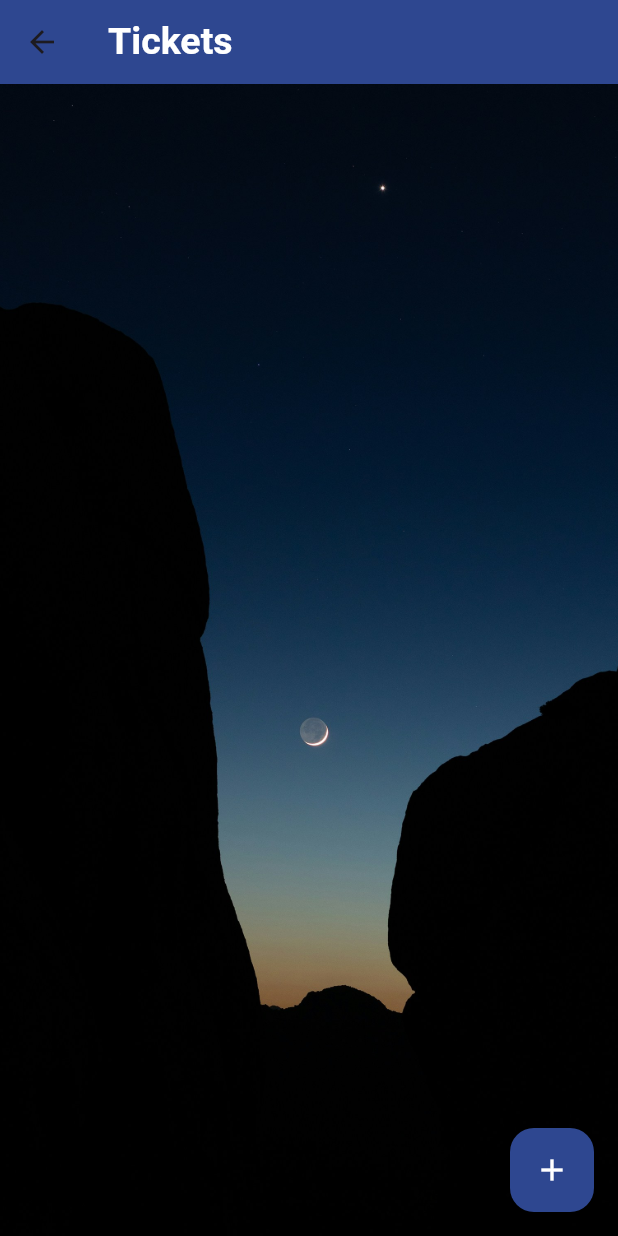
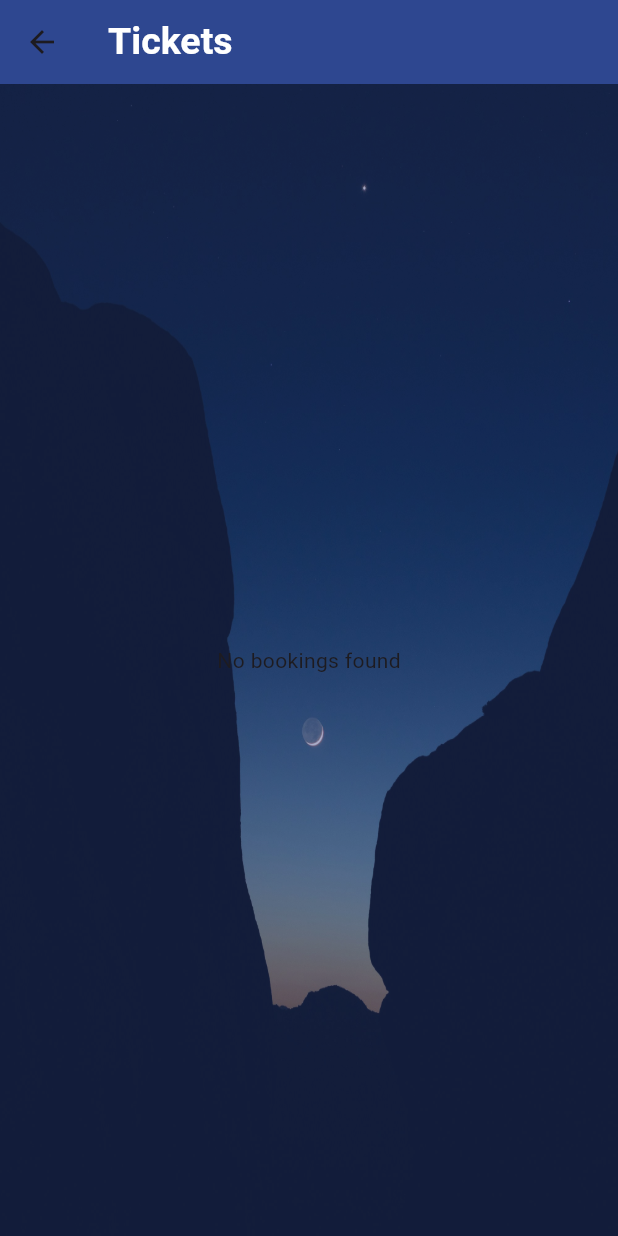
Before and after one commit to Asmaa-Saeed/Around_Egypt_flutter, a Flutter app: the BookedPage screen opened by its route, on a phone screen of 412 x 824 dp. Run offline on Flutter 3.47's test engine with Material 3 defaults, Android fonts, the phone set to English and light mode, and no system bars; our stand-ins replace audioplayers, dartz, dio, flutter_bloc, flutter_spinkit, flutter_svg and 2 more; accounts and stored records are empty; network calls fail.

Commit message:
add booking service

```diff
--- a/lib/main.dart
+++ b/lib/main.dart
@@ -35,6 +35,7 @@ class AroundEgypt extends StatelessWidget {
         HomePage.id: (context) => const HomePage(),
         BookedPage.id: (context) => const BookedPage(),
         SettingPage.id: (context) => const SettingPage(),
+        BookedPage.id: (context) => const BookedPage(),
       },
       initialRoute: SplashPage.id,
     );
--- /dev/null
+++ b/lib/models/ticket_model.dart
@@ -0,0 +1,13 @@
+class TicketModel {
+  final String id;
+  final DateTime date;
+
+  TicketModel({required this.id, required this.date});
+
+  factory TicketModel.fromJson(Map<String, dynamic> json) {
+    return TicketModel(
+      id: json['_id'] as String,
+      date: DateTime.parse(json['date'] as String),
+    );
+  }
+}
--- a/lib/pages/booked_page.dart
+++ b/lib/pages/booked_page.dart
@@ -1,4 +1,3 @@
-import 'package:around_egypt/widgets/add_dialog.dart';
 import 'package:flutter/material.dart';
 
 import '../widgets/booked_page_body.dart';
@@ -10,18 +9,6 @@ class BookedPage extends StatelessWidget {
   @override
   Widget build(BuildContext context) {
     return Scaffold(
-      floatingActionButton: FloatingActionButton(
-          backgroundColor: const Color.fromARGB(255, 46, 71, 144),
-          onPressed: () {
-            showDialog(
-              context: context,
-              builder: (context) => const AddDialog(),
-            );
-          },
-          child: const Icon(
-            Icons.add,
-            color: Colors.white,
-          )),
       appBar: AppBar(
         title: const Text(
           'Tickets',
--- a/lib/services/booking_service.dart
+++ b/lib/services/booking_service.dart
@@ -1,4 +1,6 @@
 import 'package:dio/dio.dart';
+
+import '../models/ticket_model.dart';
 
 class BookingService {
   final Dio _dio = Dio();
@@ -11,5 +13,19 @@ class BookingService {
     print(response.data);
     return response.data;
   }
+
+  Future<List<TicketModel>> fetchBookings() async {
+    try {
+      final response = await _dio.get('$baseUrl/bookings');
+      final List<dynamic> json = response.data;
+      List<TicketModel> bookings = List.generate(
+        json.length,
+        (index) => TicketModel.fromJson(json[index]),
+      );
+      print(bookings);
+      return bookings;
+    } on DioException catch (error) {
+      throw Exception('Failed to fetch bookings: ${error.message}');
+    }
+  }
 }
-// we will try it before integration with ui // i inderstaaaaaaaaaaaaaaaaaaaaaaaaaaand the probleeeeeeem
--- a/lib/widgets/add_dialog.dart
+++ b/lib/widgets/add_dialog.dart
@@ -8,6 +8,8 @@ import 'package:around_egypt/widgets/show_snack_bar.dart';
 import 'package:flutter/material.dart';
 import 'package:flutter_svg/svg.dart';
 import 'package:intl/intl.dart';
+
+import '../pages/booked_page.dart';
 
 class AddDialog extends StatefulWidget {
   const AddDialog({
@@ -106,6 +108,7 @@ class _AddDialogState extends State<AddDialog> {
             await BookingService().bookTicket(numOfTickets!, date!);
             Navigator.pop(context);
             showSnackBar(context, 'Ticket Added successfully', false);
+            Navigator.pushNamed(context, BookedPage.id);
           },
         )),
       ],
--- a/lib/widgets/booked_page_body.dart
+++ b/lib/widgets/booked_page_body.dart
@@ -1,22 +1,131 @@
+import 'package:around_egypt/constants/constants.dart';
+import 'package:around_egypt/services/booking_service.dart'; // Import BookingService
 import 'package:flutter/material.dart';
+import 'package:flutter_svg/svg.dart';
+import 'package:intl/intl.dart';
 
-class BookedPageBody extends StatelessWidget {
-  const BookedPageBody({
+import '../models/ticket_model.dart';
+
+class BookedPageBody extends StatefulWidget {
+  const BookedPageBody({super.key});
+
+  @override
+  State<BookedPageBody> createState() => _BookedPageBodyState();
+}
+
+class _BookedPageBodyState extends State<BookedPageBody> {
+  List<TicketModel> bookings = [];
+
+  @override
+  void initState() {
+    super.initState();
+    _fetchBookings();
+  }
+
+  Future<void> _fetchBookings() async {
+    final fetchedBookings = await BookingService().fetchBookings();
+    setState(() {
+      bookings = fetchedBookings;
+    });
+  }
+
+  @override
+  Widget build(BuildContext context) {
+    return Stack(
+      children: [
+        Image.asset(
+          'images/background5.jpg',
+          fit: BoxFit.fill,
+          height: double.infinity,
+        ),
+        Center(
+          child: Container(
+            width: double.infinity,
+            color: const Color.fromARGB(255, 46, 71, 144).withOpacity(0.4),
+            child: Padding(
+              padding:
+                  const EdgeInsets.symmetric(vertical: 12.0, horizontal: 12),
+              child: bookings.isEmpty
+                  ? const Center(
+                      child: Text('No bookings found'),
+                    ) // Show placeholder for empty bookings
+                  : ListView.separated(
+                      physics: const BouncingScrollPhysics(),
+                      separatorBuilder: (BuildContext context, int index) =>
+                          const SizedBox(height: 10),
+                      itemCount: bookings.length,
+                      itemBuilder: (BuildContext context, int index) {
+                        final booking = bookings[index];
+                        return TicketItem(
+                          date: DateFormat.MMMEd()
+                              .format(booking.date)
+                              .toString(),
+                        );
+                      },
+                    ),
+            ),
+          ),
+        ),
+      ],
+    );
+  }
+}
+
+class TicketItem extends StatelessWidget {
+  final String date;
+
+  const TicketItem({
     super.key,
+    required this.date,
   });
 
   @override
   Widget build(BuildContext context) {
-    return Container(
-      width: double.infinity,
-      decoration: const BoxDecoration(
-        image: DecorationImage(
-          image: AssetImage('images/background5.jpg'),
-          fit: BoxFit.cover,
-        ),
-      ),
-      child: const Column(
-        children: [],
+    return Card(
+      shape: RoundedRectangleBorder(borderRadius: BorderRadius.circular(5)),
+      child: Column(
+        children: [
+          ListTile(
+            leading: SvgPicture.asset('images/ticket.svg', height: 50),
+            title: const Text(
+              'Number of Tickets',
+              style: TextStyle(fontSize: 12),
+            ),
+            trailing: Container(
+              alignment: Alignment.center,
+              width: 30,
+              height: 30,
+              decoration: const BoxDecoration(
+                color: kPrimaryColor,
+                shape: BoxShape.circle,
+              ),
+              child: const Text(
+                '5', // Convert number to string
+                style: TextStyle(
+                  fontSize: 14,
+                  color: Colors.white,
+                ),
+              ),
+            ),
+          ),
+          ListTile(
+            leading: const Icon(
+              Icons.date_range_outlined,
+              color: kPrimaryColor,
+            ),
+            title: const Text(
+              'Date',
+              style: TextStyle(fontSize: 12),
+            ),
+            trailing: Text(
+              date,
+              style: const TextStyle(
+                fontSize: 14,
+                color: kPrimaryColor,
+              ),
+            ),
+          )
+        ],
       ),
     );
   }
--- a/lib/widgets/details_page_body.dart
+++ b/lib/widgets/details_page_body.dart
@@ -1,3 +1,4 @@
+import 'package:around_egypt/services/booking_service.dart';
 import 'package:around_egypt/widgets/add_dialog.dart';
 import 'package:flutter/material.dart';
 
@@ -35,6 +36,7 @@ class DetailsPageBody extends StatelessWidget {
                   const SizedBox(height: 20.0), // Consistent spacing
                   ElevatedButton(
                     onPressed: () {
+                      BookingService().fetchBookings();
                       showDialog(
                         context: context,
                         builder: ((context) => const AddDialog()),
```
